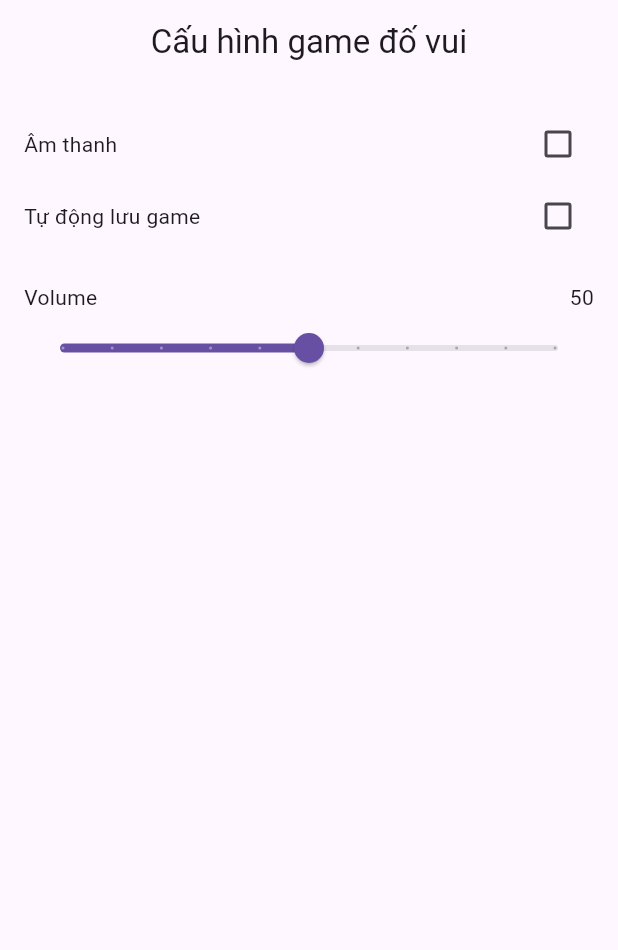
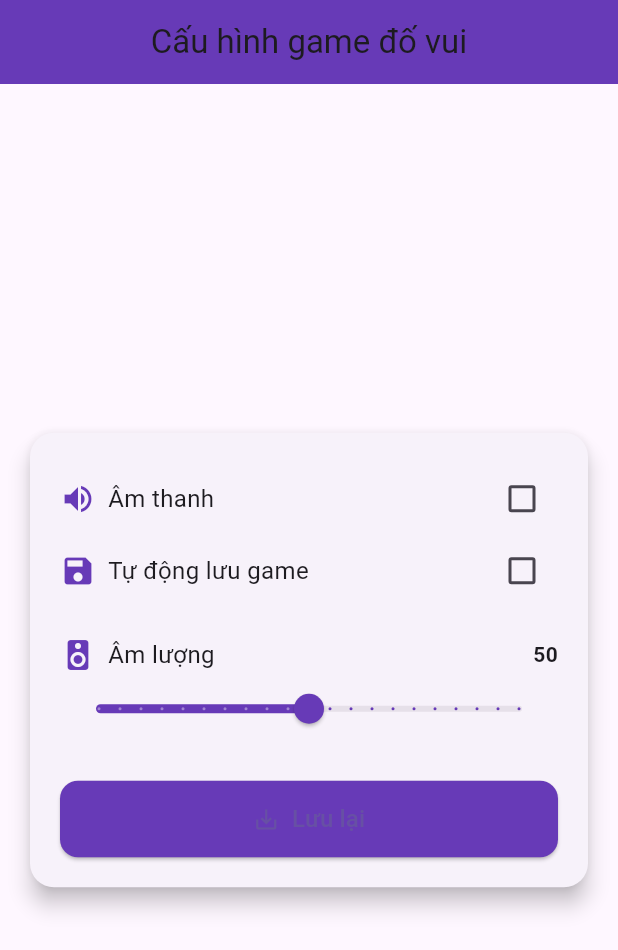
Before and after one commit to atus204/btchuyende, a Flutter app: the screen it shows after launch, on a phone screen of 412 x 824 dp. Shown: the top 950 px of the screen. Run offline on Flutter 3.47's test engine with Material 3 defaults, Android fonts, the phone set to English and light mode, and no system bars; our stand-ins replace shared_preferences.

Commit message:
first commit

```diff
--- a/game_settings_app/lib/screens/settings_screen.dart
+++ b/game_settings_app/lib/screens/settings_screen.dart
@@ -11,6 +11,7 @@ class _SettingsScreenState extends State<SettingsScreen> {
   bool sound = false;
   bool autoSave = false;
   double volume = 50;
+  bool isSaving = false;
 
   @override
   void initState() {
@@ -44,74 +45,138 @@ class _SettingsScreenState extends State<SettingsScreen> {
       appBar: AppBar(
         title: Text("Cấu hình game đố vui"),
         centerTitle: true,
+        backgroundColor: Colors.deepPurple,
       ),
-
-      body: Padding(
+      body: Center(
+        child: SingleChildScrollView(
+          child: Padding(
             padding: EdgeInsets.all(16),
             child: Column(
+              mainAxisAlignment: MainAxisAlignment.center,
               children: [
-
+                Card(
+                  elevation: 6,
+                  shape: RoundedRectangleBorder(borderRadius: BorderRadius.circular(16)),
+                  child: Padding(
+                    padding: const EdgeInsets.all(20.0),
+                    child: Column(
+                      children: [
                         /// 🔊 ÂM THANH
                         Row(
                           mainAxisAlignment: MainAxisAlignment.spaceBetween,
                           children: [
-                Text("Âm thanh"),
+                            Row(
+                              children: [
+                                Icon(Icons.volume_up, color: Colors.deepPurple),
+                                SizedBox(width: 8),
+                                Text("Âm thanh", style: TextStyle(fontSize: 16)),
+                              ],
+                            ),
                             Checkbox(
                               value: sound,
                               onChanged: (val) {
                                 setState(() {
                                   sound = val!;
                                 });
-                    saveData();
                               },
                             ),
                           ],
                         ),
-
                         /// 💾 AUTO SAVE
                         Row(
                           mainAxisAlignment: MainAxisAlignment.spaceBetween,
                           children: [
-                Text("Tự động lưu game"),
+                            Row(
+                              children: [
+                                Icon(Icons.save, color: Colors.deepPurple),
+                                SizedBox(width: 8),
+                                Text("Tự động lưu game", style: TextStyle(fontSize: 16)),
+                              ],
+                            ),
                             Checkbox(
                               value: autoSave,
                               onChanged: (val) {
                                 setState(() {
                                   autoSave = val!;
                                 });
-                    saveData();
                               },
                             ),
                           ],
                         ),
-
                         SizedBox(height: 20),
-
                         /// 🔊 VOLUME
                         Row(
                           mainAxisAlignment: MainAxisAlignment.spaceBetween,
                           children: [
-                Text("Volume"),
-                Text(volume.toInt().toString()),
+                            Row(
+                              children: [
+                                Icon(Icons.speaker, color: Colors.deepPurple),
+                                SizedBox(width: 8),
+                                Text("Âm lượng", style: TextStyle(fontSize: 16)),
                               ],
                             ),
-
+                            Text(volume.toInt().toString(), style: TextStyle(fontWeight: FontWeight.bold)),
+                          ],
+                        ),
                         Slider(
                           value: volume,
                           min: 0,
                           max: 100,
-              divisions: 10,
+                          divisions: 20,
                           label: volume.toInt().toString(),
+                          activeColor: Colors.deepPurple,
                           onChanged: (val) {
                             setState(() {
                               volume = val;
                             });
                           },
-              onChangeEnd: (val) {
-                saveData();
+                        ),
+                        SizedBox(height: 24),
+                        SizedBox(
+                          width: double.infinity,
+                          child: ElevatedButton.icon(
+                            style: ElevatedButton.styleFrom(
+                              backgroundColor: Colors.deepPurple,
+                              padding: EdgeInsets.symmetric(vertical: 14),
+                              shape: RoundedRectangleBorder(borderRadius: BorderRadius.circular(12)),
+                            ),
+                            icon: Icon(Icons.save_alt),
+                            label: isSaving
+                                ? SizedBox(
+                                    width: 18,
+                                    height: 18,
+                                    child: CircularProgressIndicator(
+                                      color: Colors.white,
+                                      strokeWidth: 2,
+                                    ),
+                                  )
+                                : Text("Lưu lại", style: TextStyle(fontSize: 16)),
+                            onPressed: isSaving
+                                ? null
+                                : () async {
+                                    setState(() {
+                                      isSaving = true;
+                                    });
+                                    await saveData();
+                                    setState(() {
+                                      isSaving = false;
+                                    });
+                                    ScaffoldMessenger.of(context).showSnackBar(
+                                      SnackBar(
+                                        content: Text("Đã lưu thành công!"),
+                                        backgroundColor: Colors.deepPurple,
+                                      ),
+                                    );
                                   },
                           ),
+                        ),
                       ],
+                    ),
+                  ),
+                ),
+              ],
+            ),
+          ),
         ),
       ),
     );
```
Lines whose indentation alone changed are shown as unchanged.
